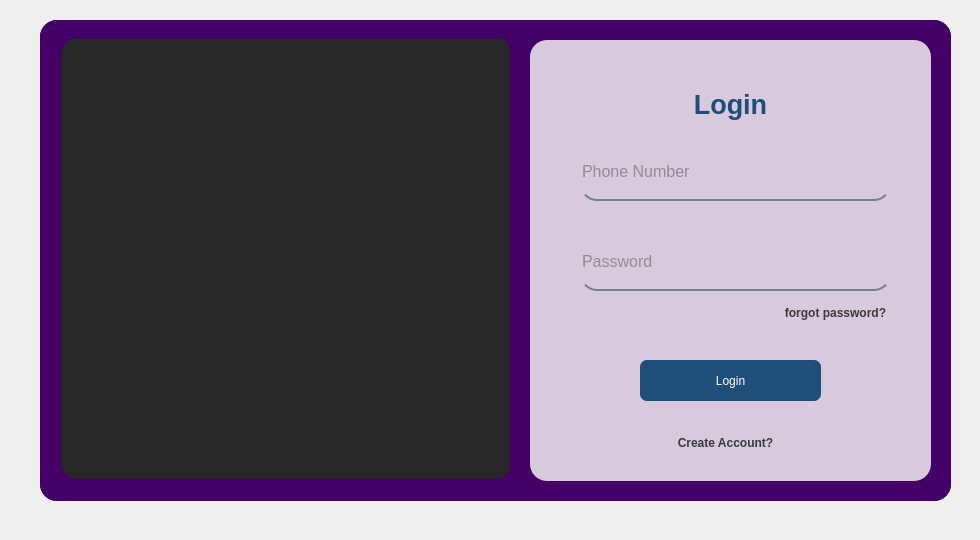
Above: nex-vault/mainwindow.ui from sthaarwin/Project-Banking before the change. Below: the same form after it.
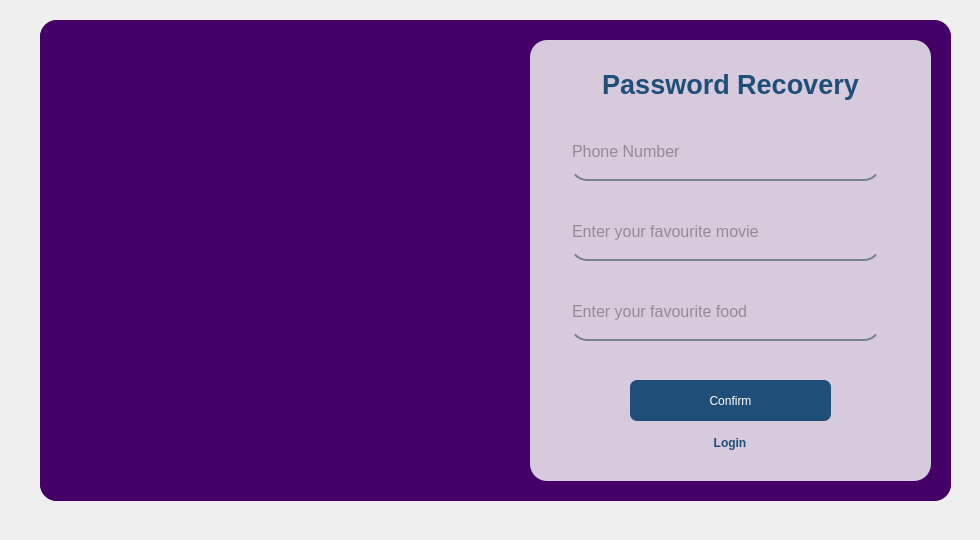
That is the form after the change. The open tabs and pages were chosen to show the change.

Patch:
```diff
--- a/nex-vault/mainwindow.ui
+++ b/nex-vault/mainwindow.ui
@@ -1149,7 +1149,217 @@
       </property>
      </widget>
     </widget>
-    <widget class="QWidget" name="forgetpassword_3">
+    <widget class="QWidget" name="recoverconfirmation">
+     <widget class="QFrame" name="frame_38">
+      <property name="geometry">
+       <rect>
+        <x>490</x>
+        <y>20</y>
+        <width>401</width>
+        <height>441</height>
+       </rect>
+      </property>
+      <property name="font">
+       <font>
+        <bold>true</bold>
+       </font>
+      </property>
+      <property name="styleSheet">
+       <string notr="true">background-color:rgba(245, 245, 245,210);
+
+                                filter:blur(40px);</string>
+      </property>
+      <property name="frameShape">
+       <enum>QFrame::StyledPanel</enum>
+      </property>
+      <property name="frameShadow">
+       <enum>QFrame::Raised</enum>
+      </property>
+      <widget class="QTextEdit" name="textEdit_23">
+       <property name="geometry">
+        <rect>
+         <x>30</x>
+         <y>10</y>
+         <width>341</width>
+         <height>61</height>
+        </rect>
+       </property>
+       <property name="styleSheet">
+        <string notr="true">background-color:rgba(255, 235, 59,0);
+                                    text-color:rgb(255, 235, 59);</string>
+       </property>
+       <property name="readOnly">
+        <bool>true</bool>
+       </property>
+       <property name="html">
+        <string>&lt;!DOCTYPE HTML PUBLIC &quot;-//W3C//DTD HTML 4.0//EN&quot; &quot;http://www.w3.org/TR/REC-html40/strict.dtd&quot;&gt;
+&lt;html&gt;&lt;head&gt;&lt;meta name=&quot;qrichtext&quot; content=&quot;1&quot; /&gt;&lt;meta charset=&quot;utf-8&quot; /&gt;&lt;style type=&quot;text/css&quot;&gt;
+p, li { white-space: pre-wrap; }
+hr { height: 1px; border-width: 0; }
+li.unchecked::marker { content: &quot;\2610&quot;; }
+li.checked::marker { content: &quot;\2612&quot;; }
+&lt;/style&gt;&lt;/head&gt;&lt;body style=&quot; font-family:'Noto Sans'; font-size:10pt; font-weight:400; font-style:normal;&quot;&gt;
+&lt;p style=&quot; margin-top:0px; margin-bottom:0px; margin-left:0px; margin-right:0px; -qt-block-indent:0; text-indent:0px;&quot;&gt;                                    &lt;/p&gt;
+&lt;p align=&quot;center&quot; style=&quot; margin-top:0px; margin-bottom:0px; margin-left:0px; margin-right:0px; -qt-block-indent:0; text-indent:0px;&quot;&gt;&lt;span style=&quot; font-family:'Segoe UI'; font-size:20pt; font-weight:700; color:#1f4e79;&quot;&gt;Password Recovery&lt;/span&gt;&lt;/p&gt;&lt;/body&gt;&lt;/html&gt;</string>
+       </property>
+      </widget>
+      <widget class="QLineEdit" name="movie_on_recovery">
+       <property name="geometry">
+        <rect>
+         <x>40</x>
+         <y>170</y>
+         <width>311</width>
+         <height>51</height>
+        </rect>
+       </property>
+       <property name="font">
+        <font>
+         <pointsize>12</pointsize>
+        </font>
+       </property>
+       <property name="styleSheet">
+        <string notr="true">background-color:rgba(0, 0, 0,0);
+                                    border:none;
+                                    border-bottom:2px solid rgba(105,118,132,225);
+                                    color:rgba(63, 63, 63,230);
+                                    padding-bottom:7px;
+                                </string>
+       </property>
+       <property name="text">
+        <string/>
+       </property>
+       <property name="echoMode">
+        <enum>QLineEdit::Normal</enum>
+       </property>
+       <property name="placeholderText">
+        <string>Enter your favourite movie</string>
+       </property>
+       <property name="clearButtonEnabled">
+        <bool>true</bool>
+       </property>
+      </widget>
+      <widget class="QLineEdit" name="phone_number_on_recovery">
+       <property name="geometry">
+        <rect>
+         <x>40</x>
+         <y>90</y>
+         <width>311</width>
+         <height>51</height>
+        </rect>
+       </property>
+       <property name="font">
+        <font>
+         <pointsize>12</pointsize>
+        </font>
+       </property>
+       <property name="styleSheet">
+        <string notr="true">background-color:rgba(0, 0, 0,0);
+                                    border:none;
+                                    border-bottom:2px solid rgba(105,118,132,225);
+                                    color:rgba(63, 63, 63,230);
+                                    padding-bottom:7px;
+                                </string>
+       </property>
+       <property name="text">
+        <string/>
+       </property>
+       <property name="echoMode">
+        <enum>QLineEdit::Normal</enum>
+       </property>
+       <property name="placeholderText">
+        <string>Phone Number</string>
+       </property>
+       <property name="clearButtonEnabled">
+        <bool>true</bool>
+       </property>
+      </widget>
+      <widget class="QPushButton" name="confirmButton_on_recovery">
+       <property name="geometry">
+        <rect>
+         <x>100</x>
+         <y>340</y>
+         <width>201</width>
+         <height>41</height>
+        </rect>
+       </property>
+       <property name="font">
+        <font>
+         <fontweight>DemiBold</fontweight>
+        </font>
+       </property>
+       <property name="mouseTracking">
+        <bool>true</bool>
+       </property>
+       <property name="tabletTracking">
+        <bool>true</bool>
+       </property>
+       <property name="styleSheet">
+        <string notr="true">
+                                    color:rgb(255, 255, 255);
+                                    background-color:rgb(31, 78, 121);
+                                    border-radius:7px;</string>
+       </property>
+       <property name="text">
+        <string>Confirm</string>
+       </property>
+      </widget>
+      <widget class="QLineEdit" name="food_on_recovery">
+       <property name="geometry">
+        <rect>
+         <x>40</x>
+         <y>250</y>
+         <width>311</width>
+         <height>51</height>
+        </rect>
+       </property>
+       <property name="font">
+        <font>
+         <pointsize>12</pointsize>
+        </font>
+       </property>
+       <property name="styleSheet">
+        <string notr="true">background-color:rgba(0, 0, 0,0);
+                                    border:none;
+                                    border-bottom:2px solid rgba(105,118,132,225);
+                                    color:rgba(63, 63, 63,230);
+                                    padding-bottom:7px;
+                                </string>
+       </property>
+       <property name="text">
+        <string/>
+       </property>
+       <property name="echoMode">
+        <enum>QLineEdit::Normal</enum>
+       </property>
+       <property name="placeholderText">
+        <string>Enter your favourite food</string>
+       </property>
+       <property name="clearButtonEnabled">
+        <bool>true</bool>
+       </property>
+      </widget>
+      <widget class="QPushButton" name="login_on_recovery_1">
+       <property name="geometry">
+        <rect>
+         <x>160</x>
+         <y>390</y>
+         <width>80</width>
+         <height>26</height>
+        </rect>
+       </property>
+       <property name="styleSheet">
+        <string notr="true">color : rgb(31, 78, 121);
+ font-weight: bold;
+ background-color: transparent;
+ border: none;</string>
+       </property>
+       <property name="text">
+        <string>Login</string>
+       </property>
+      </widget>
+     </widget>
+    </widget>
+    <widget class="QWidget" name="recovery">
      <widget class="QFrame" name="frame_37">
       <property name="geometry">
        <rect>
@@ -1203,7 +1413,7 @@
 &lt;p align=&quot;center&quot; style=&quot; margin-top:0px; margin-bottom:0px; margin-left:0px; margin-right:0px; -qt-block-indent:0; text-indent:0px;&quot;&gt;&lt;span style=&quot; font-family:'Segoe UI'; font-size:20pt; font-weight:700; color:#1f4e79;&quot;&gt;Password Recovery&lt;/span&gt;&lt;/p&gt;&lt;/body&gt;&lt;/html&gt;</string>
        </property>
       </widget>
-      <widget class="QLineEdit" name="movie_on_recovery">
+      <widget class="QLineEdit" name="password_on_recovery">
        <property name="geometry">
         <rect>
          <x>40</x>
@@ -1229,7 +1439,7 @@
         <string/>
        </property>
        <property name="echoMode">
-        <enum>QLineEdit::EchoMode::Password</enum>
+        <enum>QLineEdit::Password</enum>
        </property>
        <property name="placeholderText">
         <string>New Password</string>
@@ -1304,7 +1514,7 @@
         <string>Recover</string>
        </property>
       </widget>
-      <widget class="QLineEdit" name="food_on_recovery">
+      <widget class="QLineEdit" name="confirmpassword_on_recovery">
        <property name="geometry">
         <rect>
          <x>40</x>
@@ -1330,7 +1540,7 @@
         <string/>
        </property>
        <property name="echoMode">
-        <enum>QLineEdit::EchoMode::Password</enum>
+        <enum>QLineEdit::Password</enum>
        </property>
        <property name="placeholderText">
         <string>Confirm Password</string>
```
Left out of the diff: 225 changed lines with no effect on the pictures.
